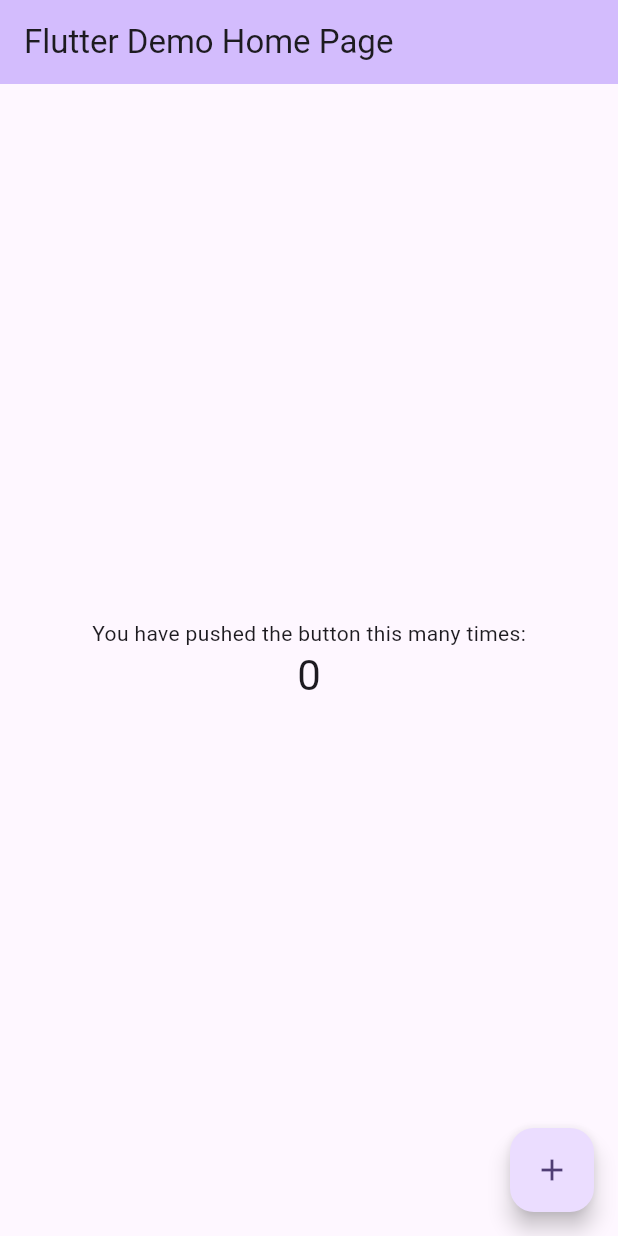
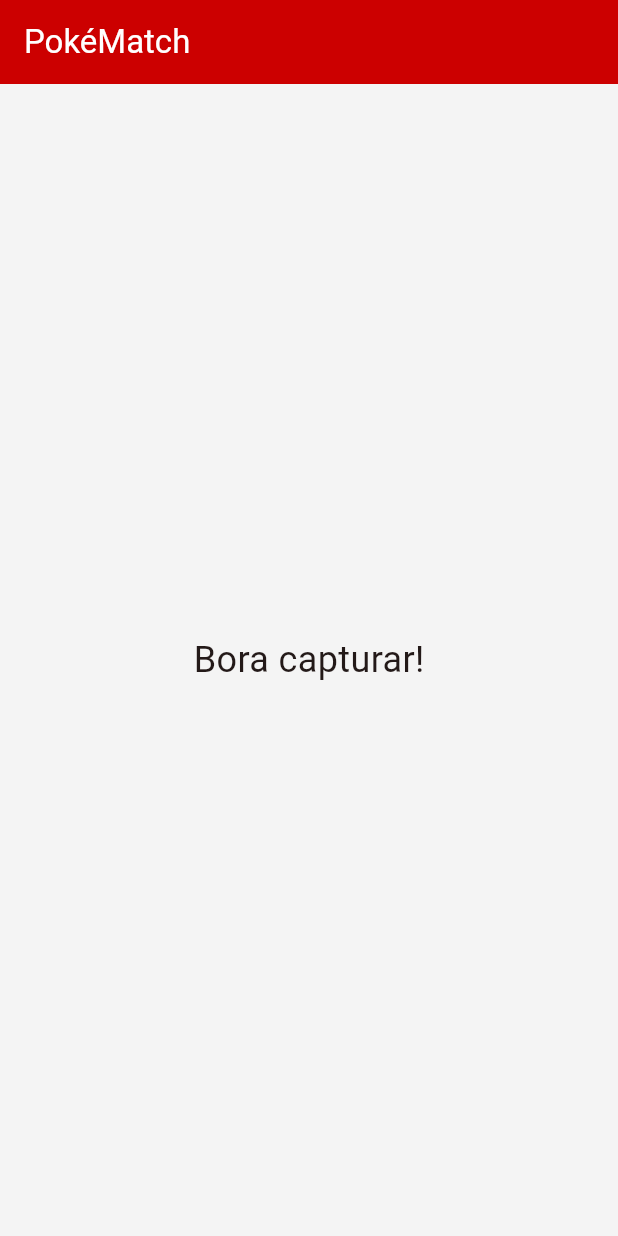
Before and after one commit to AlvaroRumpel/pokematch_aula_flutter, a Flutter app: the screen it shows after launch, on a phone screen of 412 x 824 dp. Run offline on Flutter 3.47's test engine with Material 3 defaults, Android fonts, the phone set to English and light mode, and no system bars.

Commit message:
etapa 1: primeiro widget e tema
Co-Authored-By: Claude Opus 5.5 <noreply@anthropic.com>

```diff
--- a/lib/main.dart
+++ b/lib/main.dart
@@ -1,121 +1,33 @@
 import 'package:flutter/material.dart';
 
-void main() {
-  runApp(const MyApp());
-}
+void main() => runApp(const PokeMatchApp());
 
-class MyApp extends StatelessWidget {
-  const MyApp({super.key});
+// Tudo no Flutter é widget: o app, a tela, o texto e até o espaçamento.
+// Por isso o app inteiro começa com uma classe "widget" como esta.
+class PokeMatchApp extends StatelessWidget {
+  const PokeMatchApp({super.key});
 
-  // This widget is the root of your application.
   @override
   Widget build(BuildContext context) {
     return MaterialApp(
-      title: 'Flutter Demo',
+      title: 'PokéMatch',
+      debugShowCheckedModeBanner: false,
+      // Tema: define as cores e o estilo de todo o app de uma vez só.
       theme: ThemeData(
-        // This is the theme of your application.
-        //
-        // TRY THIS: Try running your application with "flutter run". You'll see
-        // the application has a purple toolbar. Then, without quitting the app,
-        // try changing the seedColor in the colorScheme below to Colors.green
-        // and then invoke "hot reload" (save your changes or press the "hot
-        // reload" button in a Flutter-supported IDE, or press "r" if you used
-        // the command line to start the app).
-        //
-        // Notice that the counter didn't reset back to zero; the application
-        // state is not lost during the reload. To reset the state, use hot
-        // restart instead.
-        //
-        // This works for code too, not just values: Most code changes can be
-        // tested with just a hot reload.
-        colorScheme: .fromSeed(seedColor: Colors.deepPurple),
-      ),
-      home: const MyHomePage(title: 'Flutter Demo Home Page'),
-    );
-  }
-}
-
-class MyHomePage extends StatefulWidget {
-  const MyHomePage({super.key, required this.title});
-
-  // This widget is the home page of your application. It is stateful, meaning
-  // that it has a State object (defined below) that contains fields that affect
-  // how it looks.
-
-  // This class is the configuration for the state. It holds the values (in this
-  // case the title) provided by the parent (in this case the App widget) and
-  // used by the build method of the State. Fields in a Widget subclass are
-  // always marked "final".
-
-  final String title;
-
-  @override
-  State<MyHomePage> createState() => _MyHomePageState();
-}
-
-class _MyHomePageState extends State<MyHomePage> {
-  int _counter = 0;
-
-  void _incrementCounter() {
-    setState(() {
-      // This call to setState tells the Flutter framework that something has
-      // changed in this State, which causes it to rerun the build method below
-      // so that the display can reflect the updated values. If we changed
-      // _counter without calling setState(), then the build method would not be
-      // called again, and so nothing would appear to happen.
-      _counter++;
-    });
-  }
-
-  @override
-  Widget build(BuildContext context) {
-    // This method is rerun every time setState is called, for instance as done
-    // by the _incrementCounter method above.
-    //
-    // The Flutter framework has been optimized to make rerunning build methods
-    // fast, so that you can just rebuild anything that needs updating rather
-    // than having to individually change instances of widgets.
-    return Scaffold(
-      appBar: AppBar(
-        // TRY THIS: Try changing the color here to a specific color (to
-        // Colors.amber, perhaps?) and trigger a hot reload to see the AppBar
-        // change color while the other colors stay the same.
-        backgroundColor: Theme.of(context).colorScheme.inversePrimary,
-        // Here we take the value from the MyHomePage object that was created by
-        // the App.build method, and use it to set our appbar title.
-        title: Text(widget.title),
-      ),
-      body: Center(
-        // Center is a layout widget. It takes a single child and positions it
-        // in the middle of the parent.
-        child: Column(
-          // Column is also a layout widget. It takes a list of children and
-          // arranges them vertically. By default, it sizes itself to fit its
-          // children horizontally, and tries to be as tall as its parent.
-          //
-          // Column has various properties to control how it sizes itself and
-          // how it positions its children. Here we use mainAxisAlignment to
-          // center the children vertically; the main axis here is the vertical
-          // axis because Columns are vertical (the cross axis would be
-          // horizontal).
-          //
-          // TRY THIS: Invoke "debug painting" (choose the "Toggle Debug Paint"
-          // action in the IDE, or press "p" in the console), to see the
-          // wireframe for each widget.
-          mainAxisAlignment: .center,
-          children: [
-            const Text('You have pushed the button this many times:'),
-            Text(
-              '$_counter',
-              style: Theme.of(context).textTheme.headlineMedium,
-            ),
-          ],
+        colorSchemeSeed: const Color(0xFFCC0000),
+        scaffoldBackgroundColor: const Color(0xFFF4F4F4),
+        appBarTheme: const AppBarTheme(
+          backgroundColor: Color(0xFFCC0000),
+          foregroundColor: Colors.white,
         ),
       ),
-      floatingActionButton: FloatingActionButton(
-        onPressed: _incrementCounter,
-        tooltip: 'Increment',
-        child: const Icon(Icons.add),
+      home: Scaffold(
+        appBar: AppBar(title: const Text('PokéMatch')),
+        // Dica: com "flutter run", salve o arquivo e aperte "r" (hot reload)
+        // para ver a mudança na hora, sem reiniciar o app.
+        body: const Center(
+          child: Text('Bora capturar!', style: TextStyle(fontSize: 24)),
+        ),
       ),
     );
   }
--- a/pubspec.yaml
+++ b/pubspec.yaml
@@ -19,7 +19,7 @@ publish_to: 'none' # Remove this line if you wish to publish to pub.dev
 version: 1.0.0+1
 
 environment:
-  sdk: ^3.13.4
+  sdk: ^3.8.0
 
 # Dependencies specify other packages that your package needs in order to work.
 # To automatically upgrade your package dependencies to the latest versions
```
Also changed, not shown: pubspec.lock, 1 other file.
